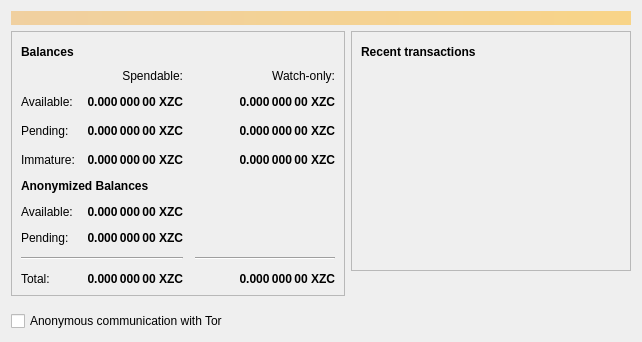
Above: src/qt/forms/overviewpage.ui from firoorg/firo before the change. Below: the same form after it.
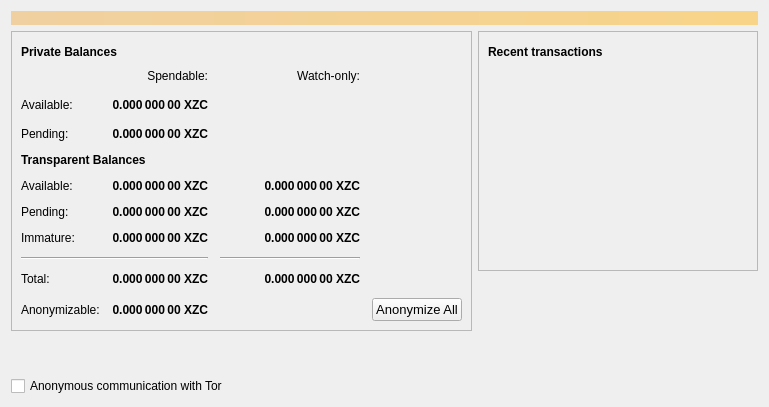
That is the form after the change. Icons and pictures are not drawn.

Commit message: Add anonymize button on overview page

The edit to the form file:
```diff
--- a/src/qt/forms/overviewpage.ui
+++ b/src/qt/forms/overviewpage.ui
@@ -6,8 +6,8 @@
    <rect>
     <x>0</x>
     <y>0</y>
-    <width>642</width>
-    <height>342</height>
+    <width>769</width>
+    <height>407</height>
    </rect>
   </property>
   <property name="windowTitle">
@@ -57,7 +57,7 @@
                </font>
               </property>
               <property name="text">
-               <string>Balances</string>
+               <string>Private Balances</string>
               </property>
              </widget>
             </item>
@@ -114,78 +114,148 @@
             <property name="spacing">
              <number>12</number>
             </property>
-            <item row="3" column="2">
-             <widget class="QLabel" name="labelWatchImmature">
-              <property name="font">
-               <font>
-                <weight>75</weight>
-                <bold>true</bold>
-               </font>
-              </property>
-              <property name="cursor">
-               <cursorShape>IBeamCursor</cursorShape>
-              </property>
-              <property name="toolTip">
-               <string>Mined balance in watch-only addresses that has not yet matured</string>
-              </property>
+            <item row="16" column="0">
+             <widget class="QLabel" name="labelAnonymizableText">
               <property name="text">
-               <string notr="true">0.000 000 00 XZC</string>
+               <string>Anonymizable:</string>
               </property>
-              <property name="alignment">
-               <set>Qt::AlignRight|Qt::AlignTrailing|Qt::AlignVCenter</set>
-              </property>
-              <property name="textInteractionFlags">
-               <set>Qt::LinksAccessibleByMouse|Qt::TextSelectableByKeyboard|Qt::TextSelectableByMouse</set>
-              </property>
              </widget>
             </item>
-            <item row="1" column="0">
-             <widget class="QLabel" name="labelBalanceText">
-              <property name="text">
-               <string>Available:</string>
-              </property>
-             </widget>
-            </item>
-            <item row="9" column="2">
-             <widget class="QLabel" name="labelWatchTotal">
-              <property name="font">
-               <font>
-                <weight>75</weight>
-                <bold>true</bold>
-               </font>
-              </property>
-              <property name="cursor">
-               <cursorShape>IBeamCursor</cursorShape>
-              </property>
-              <property name="toolTip">
-               <string>Current total balance in watch-only addresses</string>
-              </property>
-              <property name="text">
-               <string notr="true">0.000 000 00 XZC</string>
-              </property>
-              <property name="alignment">
-               <set>Qt::AlignRight|Qt::AlignTrailing|Qt::AlignVCenter</set>
-              </property>
-              <property name="textInteractionFlags">
-               <set>Qt::LinksAccessibleByMouse|Qt::TextSelectableByKeyboard|Qt::TextSelectableByMouse</set>
-              </property>
-             </widget>
-            </item>
-            <item row="9" column="0">
-             <widget class="QLabel" name="labelTotalText">
-              <property name="text">
-               <string>Total:</string>
-              </property>
-             </widget>
-            </item>
-            <item row="8" column="0" colspan="2">
-             <widget class="Line" name="line">
+            <item row="2" column="3">
+             <spacer name="horizontalSpacer_2">
               <property name="orientation">
                <enum>Qt::Horizontal</enum>
               </property>
+              <property name="sizeHint" stdset="0">
+               <size>
+                <width>40</width>
+                <height>20</height>
+               </size>
+              </property>
+             </spacer>
+            </item>
+            <item row="6" column="0" colspan="2">
+             <widget class="QLabel" name="label">
+              <property name="font">
+               <font>
+                <weight>75</weight>
+                <bold>true</bold>
+               </font>
+              </property>
+              <property name="text">
+               <string>Transparent Balances</string>
+              </property>
              </widget>
             </item>
-            <item row="7" column="1">
+            <item row="16" column="1">
+             <widget class="QLabel" name="labelAnonymizable">
+              <property name="font">
+               <font>
+                <weight>75</weight>
+                <bold>true</bold>
+               </font>
+              </property>
+              <property name="text">
+               <string>0.000 000 00 XZC</string>
+              </property>
+              <property name="alignment">
+               <set>Qt::AlignRight|Qt::AlignTrailing|Qt::AlignVCenter</set>
+              </property>
+             </widget>
+            </item>
+            <item row="11" column="2">
+             <widget class="QLabel" name="labelWatchPending">
+              <property name="font">
+               <font>
+                <weight>75</weight>
+                <bold>true</bold>
+               </font>
+              </property>
+              <property name="cursor">
+               <cursorShape>IBeamCursor</cursorShape>
+              </property>
+              <property name="toolTip">
+               <string>Unconfirmed transactions to watch-only addresses</string>
+              </property>
+              <property name="text">
+               <string notr="true">0.000 000 00 XZC</string>
+              </property>
+              <property name="alignment">
+               <set>Qt::AlignRight|Qt::AlignTrailing|Qt::AlignVCenter</set>
+              </property>
+              <property name="textInteractionFlags">
+               <set>Qt::LinksAccessibleByMouse|Qt::TextSelectableByKeyboard|Qt::TextSelectableByMouse</set>
+              </property>
+             </widget>
+            </item>
+            <item row="10" column="1">
+             <widget class="QLabel" name="labelBalance">
+              <property name="font">
+               <font>
+                <weight>75</weight>
+                <bold>true</bold>
+               </font>
+              </property>
+              <property name="cursor">
+               <cursorShape>IBeamCursor</cursorShape>
+              </property>
+              <property name="toolTip">
+               <string>Your current spendable balance</string>
+              </property>
+              <property name="text">
+               <string notr="true">0.000 000 00 XZC</string>
+              </property>
+              <property name="alignment">
+               <set>Qt::AlignRight|Qt::AlignTrailing|Qt::AlignVCenter</set>
+              </property>
+              <property name="textInteractionFlags">
+               <set>Qt::LinksAccessibleByMouse|Qt::TextSelectableByKeyboard|Qt::TextSelectableByMouse</set>
+              </property>
+             </widget>
+            </item>
+            <item row="0" column="1">
+             <widget class="QLabel" name="labelSpendable">
+              <property name="text">
+               <string>Spendable:</string>
+              </property>
+              <property name="alignment">
+               <set>Qt::AlignRight|Qt::AlignTrailing|Qt::AlignVCenter</set>
+              </property>
+             </widget>
+            </item>
+            <item row="10" column="2">
+             <widget class="QLabel" name="labelWatchAvailable">
+              <property name="font">
+               <font>
+                <weight>75</weight>
+                <bold>true</bold>
+               </font>
+              </property>
+              <property name="cursor">
+               <cursorShape>IBeamCursor</cursorShape>
+              </property>
+              <property name="toolTip">
+               <string>Your current balance in watch-only addresses</string>
+              </property>
+              <property name="text">
+               <string notr="true">0.000 000 00 XZC</string>
+              </property>
+              <property name="alignment">
+               <set>Qt::AlignRight|Qt::AlignTrailing|Qt::AlignVCenter</set>
+              </property>
+              <property name="textInteractionFlags">
+               <set>Qt::LinksAccessibleByMouse|Qt::TextSelectableByKeyboard|Qt::TextSelectableByMouse</set>
+              </property>
+             </widget>
+            </item>
+            <item row="11" column="0">
+             <widget class="QLabel" name="labelPendingText">
+              <property name="text">
+               <string>Pending:</string>
+              </property>
+             </widget>
+            </item>
+            <item row="5" column="1">
              <widget class="QLabel" name="labelSigmaPending">
               <property name="font">
                <font>
@@ -210,7 +280,14 @@
               </property>
              </widget>
             </item>
-            <item row="8" column="2">
+            <item row="5" column="0">
+             <widget class="QLabel" name="labelSigmaPendingText">
+              <property name="text">
+               <string>Pending:</string>
+              </property>
+             </widget>
+            </item>
+            <item row="13" column="2">
              <widget class="Line" name="lineWatchBalance">
               <property name="sizePolicy">
                <sizepolicy hsizetype="Preferred" vsizetype="Fixed">
@@ -229,98 +306,10 @@
               </property>
              </widget>
             </item>
-            <item row="6" column="1">
-             <widget class="QLabel" name="labelSigmaBalance">
-              <property name="font">
-               <font>
-                <weight>75</weight>
-                <bold>true</bold>
-               </font>
-              </property>
-              <property name="cursor">
-               <cursorShape>IBeamCursor</cursorShape>
-              </property>
-              <property name="toolTip">
-               <string>Your current spendable anonymized balance</string>
-              </property>
+            <item row="15" column="0">
+             <widget class="QLabel" name="labelTotalText">
               <property name="text">
-               <string>0.000 000 00 XZC</string>
-              </property>
-              <property name="alignment">
-               <set>Qt::AlignRight|Qt::AlignTrailing|Qt::AlignVCenter</set>
-              </property>
-              <property name="textInteractionFlags">
-               <set>Qt::LinksAccessibleByMouse|Qt::TextSelectableByKeyboard|Qt::TextSelectableByMouse</set>
-              </property>
-             </widget>
-            </item>
-            <item row="6" column="0">
-             <widget class="QLabel" name="labelSigmaBalanceText">
-              <property name="text">
-               <string>Available:</string>
-              </property>
-             </widget>
-            </item>
-            <item row="1" column="1">
-             <widget class="QLabel" name="labelBalance">
-              <property name="font">
-               <font>
-                <weight>75</weight>
-                <bold>true</bold>
-               </font>
-              </property>
-              <property name="cursor">
-               <cursorShape>IBeamCursor</cursorShape>
-              </property>
-              <property name="toolTip">
-               <string>Your current spendable balance</string>
-              </property>
-              <property name="text">
-               <string notr="true">0.000 000 00 XZC</string>
-              </property>
-              <property name="alignment">
-               <set>Qt::AlignRight|Qt::AlignTrailing|Qt::AlignVCenter</set>
-              </property>
-              <property name="textInteractionFlags">
-               <set>Qt::LinksAccessibleByMouse|Qt::TextSelectableByKeyboard|Qt::TextSelectableByMouse</set>
-              </property>
-             </widget>
-            </item>
-            <item row="2" column="3">
-             <spacer name="horizontalSpacer_2">
-              <property name="orientation">
-               <enum>Qt::Horizontal</enum>
-              </property>
-              <property name="sizeHint" stdset="0">
-               <size>
-                <width>40</width>
-                <height>20</height>
-               </size>
-              </property>
-             </spacer>
-            </item>
-            <item row="2" column="2">
-             <widget class="QLabel" name="labelWatchPending">
-              <property name="font">
-               <font>
-                <weight>75</weight>
-                <bold>true</bold>
-               </font>
-              </property>
-              <property name="cursor">
-               <cursorShape>IBeamCursor</cursorShape>
-              </property>
-              <property name="toolTip">
-               <string>Unconfirmed transactions to watch-only addresses</string>
-              </property>
-              <property name="text">
-               <string notr="true">0.000 000 00 XZC</string>
-              </property>
-              <property name="alignment">
-               <set>Qt::AlignRight|Qt::AlignTrailing|Qt::AlignVCenter</set>
-              </property>
-              <property name="textInteractionFlags">
-               <set>Qt::LinksAccessibleByMouse|Qt::TextSelectableByKeyboard|Qt::TextSelectableByMouse</set>
+               <string>Total:</string>
               </property>
              </widget>
             </item>
@@ -334,39 +323,14 @@
               </property>
              </widget>
             </item>
-            <item row="2" column="0">
-             <widget class="QLabel" name="labelPendingText">
+            <item row="10" column="0">
+             <widget class="QLabel" name="labelBalanceText">
               <property name="text">
-               <string>Pending:</string>
+               <string>Available:</string>
               </property>
              </widget>
             </item>
-            <item row="2" column="1">
-             <widget class="QLabel" name="labelUnconfirmed">
-              <property name="font">
-               <font>
-                <weight>75</weight>
-                <bold>true</bold>
-               </font>
-              </property>
-              <property name="cursor">
-               <cursorShape>IBeamCursor</cursorShape>
-              </property>
-              <property name="toolTip">
-               <string>Total of transactions that have yet to be confirmed, and do not yet count toward the spendable balance</string>
-              </property>
-              <property name="text">
-               <string notr="true">0.000 000 00 XZC</string>
-              </property>
-              <property name="alignment">
-               <set>Qt::AlignRight|Qt::AlignTrailing|Qt::AlignVCenter</set>
-              </property>
-              <property name="textInteractionFlags">
-               <set>Qt::LinksAccessibleByMouse|Qt::TextSelectableByKeyboard|Qt::TextSelectableByMouse</set>
-              </property>
-             </widget>
-            </item>
-            <item row="9" column="1">
+            <item row="15" column="1">
              <widget class="QLabel" name="labelTotal">
               <property name="font">
                <font>
@@ -391,18 +355,37 @@
               </property>
              </widget>
             </item>
-            <item row="0" column="1">
-             <widget class="QLabel" name="labelSpendable">
+            <item row="15" column="2">
+             <widget class="QLabel" name="labelWatchTotal">
+              <property name="font">
+               <font>
+                <weight>75</weight>
+                <bold>true</bold>
+               </font>
+              </property>
+              <property name="cursor">
+               <cursorShape>IBeamCursor</cursorShape>
+              </property>
+              <property name="toolTip">
+               <string>Current total balance in watch-only addresses</string>
+              </property>
               <property name="text">
-               <string>Spendable:</string>
+               <string notr="true">0.000 000 00 XZC</string>
               </property>
               <property name="alignment">
                <set>Qt::AlignRight|Qt::AlignTrailing|Qt::AlignVCenter</set>
               </property>
              </widget>
             </item>
-            <item row="3" column="1">
-             <widget class="QLabel" name="labelImmature">
+            <item row="13" column="0" colspan="2">
+             <widget class="Line" name="line">
+              <property name="orientation">
+               <enum>Qt::Horizontal</enum>
+              </property>
+             </widget>
+            </item>
+            <item row="11" column="1">
+             <widget class="QLabel" name="labelUnconfirmed">
               <property name="font">
                <font>
                 <weight>75</weight>
@@ -426,15 +409,33 @@
               </property>
              </widget>
             </item>
-            <item row="3" column="0">
+            <item row="16" column="4">
+             <widget class="QPushButton" name="anonymizeButton">
+              <property name="sizePolicy">
+               <sizepolicy hsizetype="Minimum" vsizetype="Minimum">
+                <horstretch>0</horstretch>
+                <verstretch>0</verstretch>
+               </sizepolicy>
+              </property>
+              <property name="font">
+               <font>
+                <pointsize>10</pointsize>
+               </font>
+              </property>
+              <property name="text">
+               <string>Anonymize All</string>
+              </property>
+             </widget>
+            </item>
+            <item row="12" column="0">
              <widget class="QLabel" name="labelImmatureText">
               <property name="text">
                <string>Immature:</string>
               </property>
              </widget>
             </item>
-            <item row="1" column="2">
-             <widget class="QLabel" name="labelWatchAvailable">
+            <item row="12" column="1">
+             <widget class="QLabel" name="labelImmature">
               <property name="font">
                <font>
                 <weight>75</weight>
@@ -458,15 +459,40 @@
               </property>
              </widget>
             </item>
-            <item row="7" column="0">
-             <widget class="QLabel" name="labelSigmaPendingText">
+            <item row="12" column="2">
+             <widget class="QLabel" name="labelWatchImmature">
+              <property name="font">
+               <font>
+                <weight>75</weight>
+                <bold>true</bold>
+               </font>
+              </property>
+              <property name="cursor">
+               <cursorShape>IBeamCursor</cursorShape>
+              </property>
+              <property name="toolTip">
+               <string>Mined balance in watch-only addresses that has not yet matured</string>
+              </property>
               <property name="text">
-               <string>Pending:</string>
+               <string notr="true">0.000 000 00 XZC</string>
               </property>
+              <property name="alignment">
+               <set>Qt::AlignRight|Qt::AlignTrailing|Qt::AlignVCenter</set>
+              </property>
+              <property name="textInteractionFlags">
+               <set>Qt::LinksAccessibleByMouse|Qt::TextSelectableByKeyboard|Qt::TextSelectableByMouse</set>
+              </property>
              </widget>
             </item>
-            <item row="4" column="0" colspan="2">
-             <widget class="QLabel" name="label">
+            <item row="2" column="0">
+             <widget class="QLabel" name="labelSigmaBalanceText">
+              <property name="text">
+               <string>Available:</string>
+              </property>
+             </widget>
+            </item>
+            <item row="2" column="1">
+             <widget class="QLabel" name="labelSigmaBalance">
               <property name="font">
                <font>
                 <weight>75</weight>
@@ -474,7 +500,13 @@
                </font>
               </property>
               <property name="text">
-               <string>Anonymized Balances</string>
+               <string>0.000 000 00 XZC</string>
+              </property>
+              <property name="alignment">
+               <set>Qt::AlignRight|Qt::AlignTrailing|Qt::AlignVCenter</set>
+              </property>
+              <property name="textInteractionFlags">
+               <set>Qt::LinksAccessibleByMouse|Qt::TextSelectableByKeyboard|Qt::TextSelectableByMouse</set>
               </property>
              </widget>
             </item>
```
Left out of the diff: 13 changed lines with no effect on the pictures. The commit also changes 7 other files.
